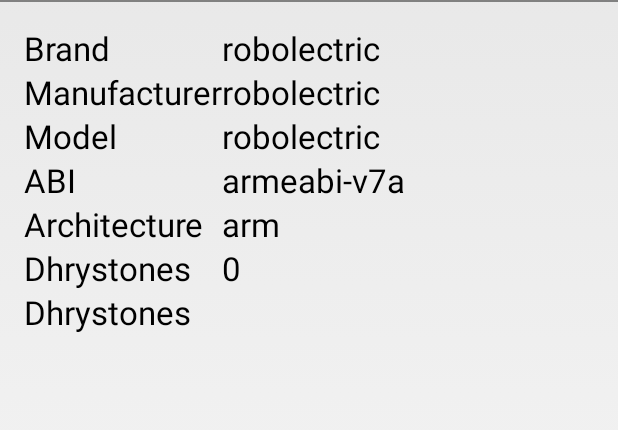
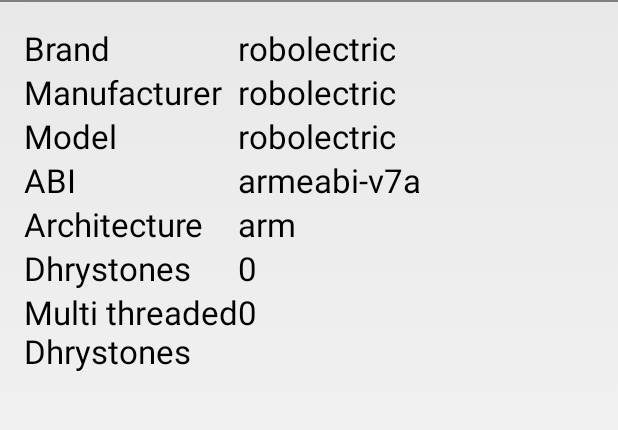
Before and after one commit to teknoraver/andhrystone, an Android app: the screen it shows after launch (MainActivity), on a phone screen of 412 x 824 dp, the part 36-466 px from its top. Run offline under Robolectric (Android 15) with nearby library versions, the phone set to English and light mode, and no system bars.

Commit message:
finish multithreaded support

```diff
--- a/app/src/main/java/net/teknoraver/andhrystone/MainActivity.java
+++ b/app/src/main/java/net/teknoraver/andhrystone/MainActivity.java
@@ -81,18 +81,23 @@ public class MainActivity extends Activity {
 	@Override
 	protected void onStart() {
 		super.onStart();
-		if(arch != null)
-			new Dhrystone().execute(5);
+		if(arch != null) {
+			new Dhrystone().execute(false);
+			new Dhrystone().execute(true);
+		}
 	}
 
-	private class Dhrystone extends AsyncTask<Integer, Integer, Void>
+	private class Dhrystone extends AsyncTask<Boolean, Integer, Void>
 	{
-		private int tries;
+		private static final int tries = 5;
 		private int max = 0;
+		private boolean mt;
+		private TextView text;
 
 		@Override
-		protected Void doInBackground(Integer... params) {
-			tries = params[0];
+		protected Void doInBackground(Boolean... params) {
+			mt = params[0];
+			text = (TextView)findViewById(mt ? R.id.dhrystones_mt : R.id.dhrystones_st);
 			final String binary = "dry-" + arch;
 			final File file = new File(getFilesDir(), binary);
 			try {
@@ -110,14 +115,12 @@ public class MainActivity extends Activity {
 				Runtime.getRuntime().exec(new String[]{"chmod", "755", file.getAbsolutePath()}).waitFor();
 				for(int i = 1; i <= tries; i++) {
 					publishProgress(i);
-					final BufferedReader stdout = new BufferedReader(new InputStreamReader(Runtime.getRuntime().exec(file.getAbsolutePath()).getInputStream()));
-					for(String line; (line = stdout.readLine()) != null; ) {
-						if(line.startsWith("Dhrystones per Second:")) {
-							int len = Integer.valueOf(line.substring(line.lastIndexOf('	') + 1));
-							max = Math.max(len, max);
-							break;
-						}
-					}
+					final BufferedReader stdout = new BufferedReader(new InputStreamReader(Runtime.getRuntime().exec(file.getAbsolutePath() + (mt ? " -bt" : " -b")).getInputStream()));
+					int threads = Integer.parseInt(stdout.readLine());
+					int sum = 0;
+					while(threads-- > 0)
+						sum += Integer.valueOf(Integer.parseInt(stdout.readLine()));
+					max = Math.max(sum, max);
 				}
 			} catch (final IOException | InterruptedException ex) {
 				ex.printStackTrace();
@@ -127,12 +130,12 @@ public class MainActivity extends Activity {
 
 		@Override
 		protected void onProgressUpdate(Integer... i) {
-			dhrystones.setText(getString(R.string.runningxof, i[0], tries));
+			text.setText(getString(R.string.runningxof, i[0], tries));
 		}
 
 		@Override
 		protected void onPostExecute(Void o) {
-			dhrystones.setText(NumberFormat.getIntegerInstance().format(max));
+			text.setText(NumberFormat.getIntegerInstance().format(max));
 		}
 	}
 }
--- a/app/src/main/res/layout/activity_main.xml
+++ b/app/src/main/res/layout/activity_main.xml
@@ -99,7 +99,7 @@
 			android:layout_width="wrap_content"
 			android:layout_height="wrap_content"
 			android:textAppearance="?android:attr/textAppearanceLarge"
-			android:text="@string/dhry"
+			android:text="@string/dhry_st"
 			android:layout_column="0"/>
 		<TextView
 			android:layout_width="fill_parent"
@@ -116,7 +116,7 @@
 		    android:layout_width="wrap_content"
 		    android:layout_height="wrap_content"
 		    android:textAppearance="?android:attr/textAppearanceLarge"
-		    android:text="@string/dhry"
+		    android:text="@string/dhry_mt"
 		    android:layout_column="0"/>
 		<TextView
 		    android:layout_width="fill_parent"
--- a/app/src/main/res/values/strings.xml
+++ b/app/src/main/res/values/strings.xml
@@ -5,7 +5,8 @@
 	<string name="model">Model</string>
 	<string name="abi">ABI</string>
 	<string name="arch">Architecture</string>
-	<string name="dhry">Dhrystones</string>
+	<string name="dhry_st">Dhrystones</string>
+	<string name="dhry_mt">Multi threaded\nDhrystones</string>
 	<string name="running">Running…</string>
 	<string name="unknown">Unknown</string>
 	<string name="runningxof">Running %1$d/%2$d</string>
```
Also changed, not shown: 1 other file.
